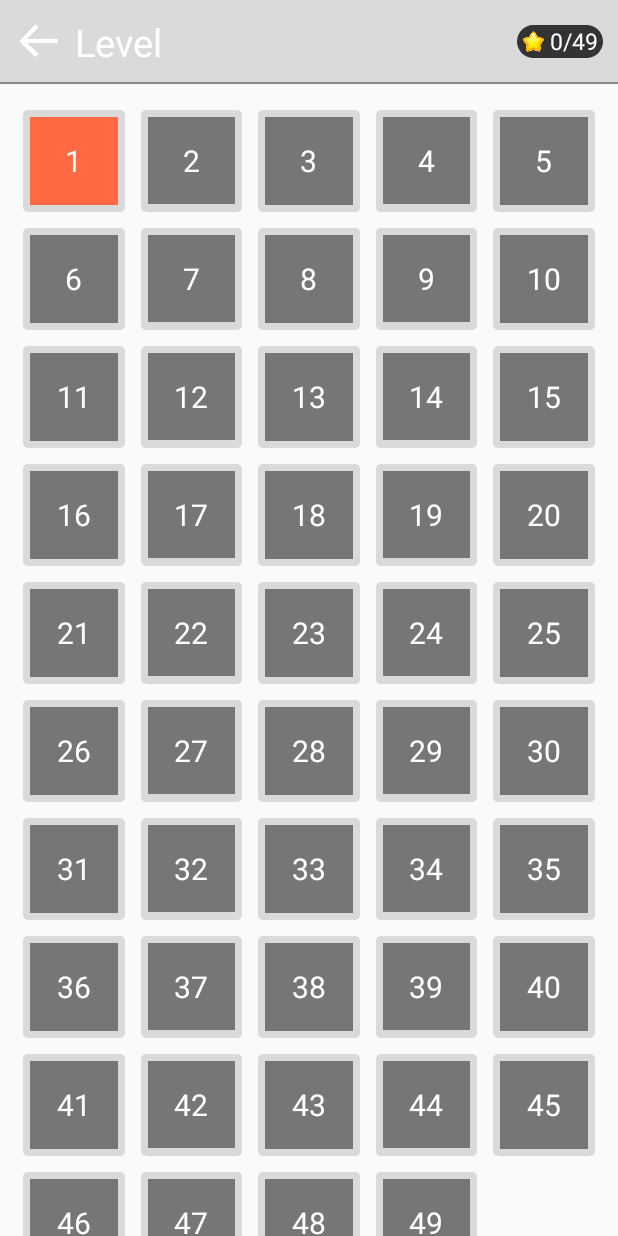
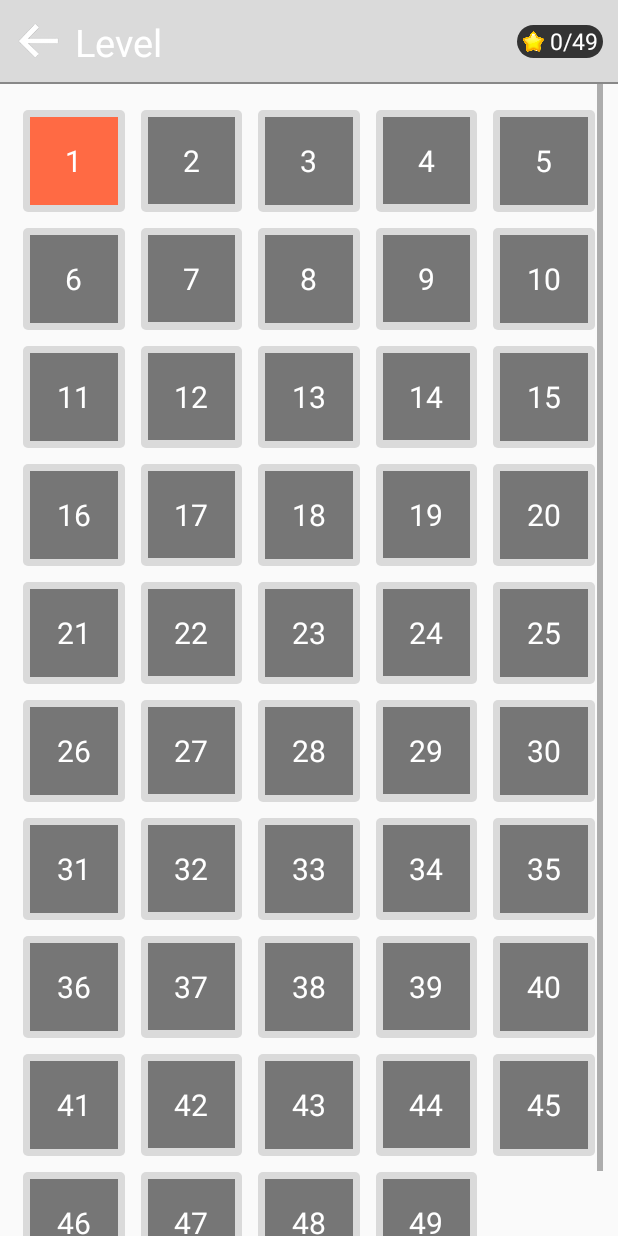
Before and after one commit to houhuang/Fill, an Android app: the MapActivity screen opened directly, with no data from a screen before it, on a phone screen of 412 x 824 dp. Run offline under Robolectric (Android 15) with nearby library versions, the phone set to English and light mode, and no system bars.

Commit message:
no message

```diff
--- a/app/src/main/AndroidManifest.xml
+++ b/app/src/main/AndroidManifest.xml
@@ -14,7 +14,8 @@
 
         <activity android:name=".activity.MapActivity"></activity>
         <activity android:name=".activity.GameActivity"></activity>
-        <activity android:name=".activity.MainActivity">
+        <activity android:name=".activity.MainActivity"
+            android:launchMode="singleTask">
             <intent-filter>
                 <action android:name="android.intent.action.MAIN" />
 
--- a/app/src/main/java/com/jd/fill/activity/GameActivity.java
+++ b/app/src/main/java/com/jd/fill/activity/GameActivity.java
@@ -157,7 +157,6 @@ public class GameActivity extends AppCompatActivity implements View.OnClickListe
 
             case R.id.game_button_home:
                 Intent intent = new Intent(this, MainActivity.class);
-                intent.setFlags(Intent.FLAG_ACTIVITY_CLEAR_TOP);
                 startActivity(intent);
                 break;
 
--- a/app/src/main/res/layout/activity_map.xml
+++ b/app/src/main/res/layout/activity_map.xml
@@ -74,7 +74,8 @@
         android:id="@+id/map_recycle"
         android:layout_marginLeft="10dp"
         android:layout_marginRight="10dp"
-        android:scrollbarStyle="insideInset">
+        android:scrollbars="vertical"
+        android:scrollbarStyle="insideOverlay">
 
     </android.support.v7.widget.RecyclerView>
 
```
